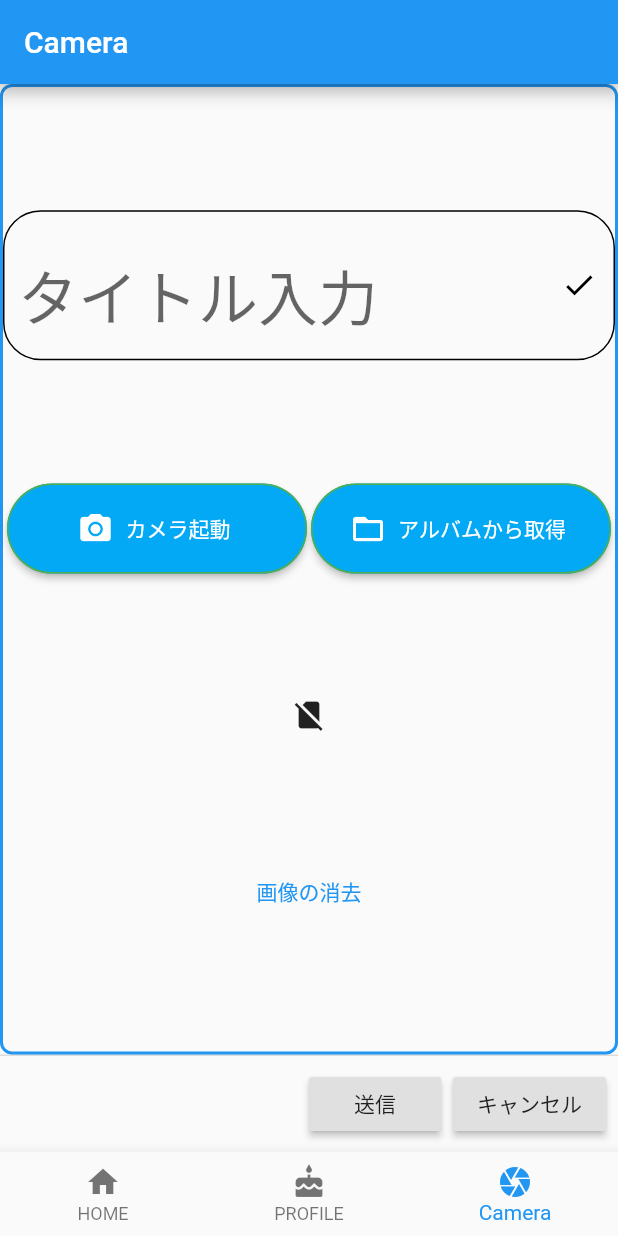
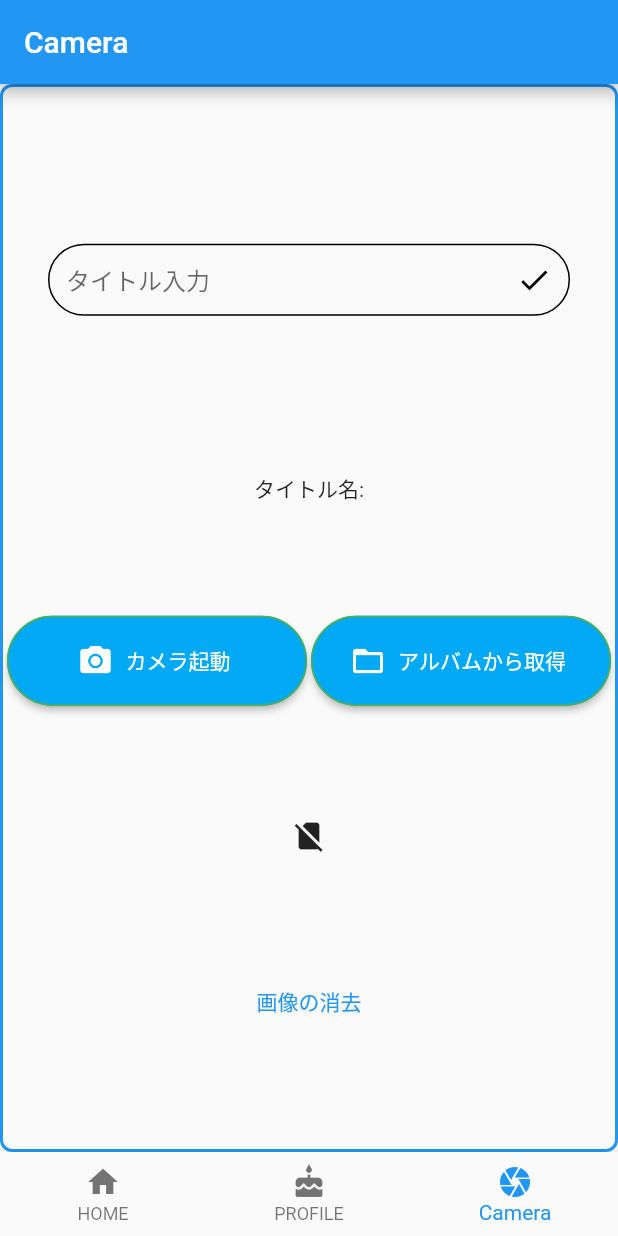
Before and after one commit to Yu-k-29/SBWM-frontend, a Flutter app: the screen it shows after launch, item 3 of the bottom bar chosen, after a tap on "画像の消去", on a phone screen of 412 x 824 dp. Run offline on Flutter 3.47's test engine with Material 2 defaults, Android fonts, the phone set to English and light mode, and no system bars; our stand-ins replace image_picker.

Commit message:
add title ButtonUI

```diff
--- a/lib/Camera.dart
+++ b/lib/Camera.dart
@@ -8,12 +8,25 @@ class ImagePickerView extends StatefulWidget {
     return Camera();
   }
 }
+
 //camera
-class Camera extends State {
+class Camera extends State<ImagePickerView> {
   File imageFile;
+  //タイトル
+  String ImageTitle = "タイトル名:";
+  // 入力された内容を保持するコントローラ
+  final inputController = TextEditingController();
+  //入力された時の処理
+  void setText (String s){
+    setState(() {
+      ImageTitle = s;
+    });
+  }
+  // 表示用の変数
+
   @override
   Widget build(BuildContext context) {
-    return Scaffold(
+    return Container(
         persistentFooterButtons: <Widget>[
           RaisedButton(
             child: Text(
@@ -33,8 +46,6 @@ class Camera extends State {
           ),
 
         ],
-
-        body:  Container(
         decoration: BoxDecoration(
           // 枠線
           border: Border.all(color: Colors.blue, width: 2),
@@ -45,12 +56,9 @@ class Camera extends State {
         child: Column(
           mainAxisAlignment: MainAxisAlignment.spaceEvenly,
           children: <Widget>[
-                  TextField(
-                   style: new TextStyle(
-                  fontSize: 40.0,
-                  height: 2.0,
-                  color: Colors.black
-                  ),
+            Container(
+              margin: EdgeInsets.all(30),
+              child: TextField(
                 decoration: InputDecoration(
                   //Focusしていないとき
                   enabledBorder: new OutlineInputBorder(
@@ -58,6 +66,7 @@ class Camera extends State {
                     borderSide: BorderSide(
                       color: Colors.black,
                     ),
+
                   ),
                   //Focusしているとき
                   focusedBorder: OutlineInputBorder(
@@ -68,16 +77,26 @@ class Camera extends State {
                     ),
                   ),
                   hintText: 'タイトル入力',
-                      contentPadding: EdgeInsets.all(10.0),
+                  contentPadding: EdgeInsets.fromLTRB(12,12,12,12),
                   suffixIcon: IconButton(
                     icon: Icon(
                       Icons.check,
                       color: Colors.black,
                     ),
-                        onPressed: () {},
+
+                    onPressed: () {
+                      setText(inputController.text);
+
+                    },
                   ),
                 ),
               ),
+            ),
+
+
+            Text(ImageTitle),
+
+
 
             Row(
               mainAxisAlignment: MainAxisAlignment.spaceEvenly,
@@ -123,17 +142,122 @@ class Camera extends State {
                 ),
 
 
+              ],
+            ),
+            (imageFile == null)
+                ? Icon(Icons.no_sim)
+                : Image.file(
+              imageFile,
+              height: 300.0,
+              width: 300.0,
+            ),
+            TextButton(
+              onPressed: () {
+                _deleteImage();
+              },
+              child: Text('画像の消去'),
+            ),
+
+          ],
+        ),
 
 
-                      /*RaisedButton(
+        /*body:  Container(
+              decoration: BoxDecoration(
+                // 枠線
+                border: Border.all(color: Colors.blue, width: 2),
+                // 角丸
+                borderRadius: BorderRadius.circular(8),
+              ),
 
-                        child: const Text('Button'),
+              child: Column(
+                mainAxisAlignment: MainAxisAlignment.spaceEvenly,
+                children: <Widget>[
+                  Container(
+                    margin: EdgeInsets.all(30),
+                    child: TextField(
+                      decoration: InputDecoration(
+                        //Focusしていないとき
+                        enabledBorder: new OutlineInputBorder(
+                          borderRadius: new BorderRadius.circular(25.0),
+                          borderSide: BorderSide(
+                            color: Colors.black,
+                          ),
+
+                        ),
+                        //Focusしているとき
+                        focusedBorder: OutlineInputBorder(
+                          borderRadius: new BorderRadius.circular(25.0),
+                          borderSide: BorderSide(
+                            color: Colors.blue,
+                            width: 0.5,
+                          ),
+                        ),
+                        hintText: 'タイトル入力',
+                        contentPadding: EdgeInsets.fromLTRB(12,12,12,12),
+                        suffixIcon: IconButton(
+                          icon: Icon(
+                            Icons.check,
+                            color: Colors.black,
+                          ),
+
+                          onPressed: () {
+                            setText(inputController.text);
+
+                          },
+                        ),
+                      ),
+                    ),
+                  ),
+
+
+                  Text(ImageTitle),
+
+
+
+                  Row(
+                    mainAxisAlignment: MainAxisAlignment.spaceEvenly,
+                    children: <Widget>[
+
+                  ButtonTheme(
+                    minWidth: 200.0,
+                    height: 60.0,
+                    child: RaisedButton.icon(
+                      icon: const Icon(
+                        Icons.camera_alt,
                         color: Colors.white,
+                      ),
+                      label: const Text('カメラ起動'),
+                      onPressed: () {
+                        _getImageFromDevice(ImageSource.camera);
+                      },
+                      color: Colors.lightBlue,
                       shape: const StadiumBorder(
                         side: BorderSide(color: Colors.green),
                       ),
-                        onPressed: () {},
-                      ),*/
+                      textColor: Colors.white,
+                    ),
+                  ) ,
+                  ButtonTheme(
+                    minWidth: 200.0,
+                    height: 60.0,
+                     child: RaisedButton.icon(
+                       icon: const Icon(
+                         Icons.folder_open,
+                         color: Colors.white,
+                       ),
+                       label: const Text('アルバムから取得'),
+                       onPressed: () {
+                         _getImageFromDevice(ImageSource.gallery);
+                       },
+                       color: Colors.lightBlue,
+                       shape: const StadiumBorder(
+                         side: BorderSide(color: Colors.green),
+                       ),
+                       textColor: Colors.white,
+                     ),
+                   ),
+
 
                     ],
                   ),
@@ -150,38 +274,10 @@ class Camera extends State {
                         },
                         child: Text('画像の消去'),
                       ),
-                  /*TextField(
-                    decoration: InputDecoration(
-                      //Focusしていないとき
-                      enabledBorder: new OutlineInputBorder(
-                        borderRadius: new BorderRadius.circular(25.0),
-                        borderSide: BorderSide(
-                          color: Colors.black,
-                        ),
-                      ),
-                      //Focusしているとき
-                      focusedBorder: OutlineInputBorder(
-                        borderRadius: new BorderRadius.circular(25.0),
-                        borderSide: BorderSide(
-                          color: Colors.blue,
-                          width: 3.0,
-                        ),
-                      ),
-                      hintText: 'タイトル入力',
-                      contentPadding: EdgeInsets.all(16.0),
-                      suffixIcon: IconButton(
-                        icon: Icon(
-                          Icons.add,
-                          color: Colors.black,
-                        ),
-                        onPressed: () {},
-                      ),
-                    ),
-                  ),*/
 
                 ],
               ),
-            )
+            )*/
 
 
 
```
Lines whose indentation alone changed are shown as unchanged.
